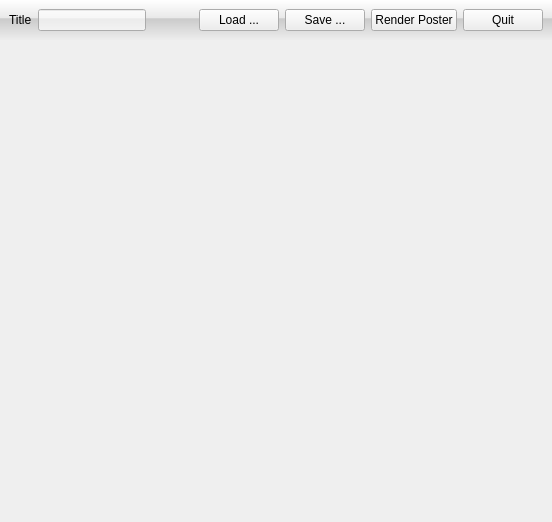
Qt form FotoWall.ui (enricoros/fotowall) before a commit.
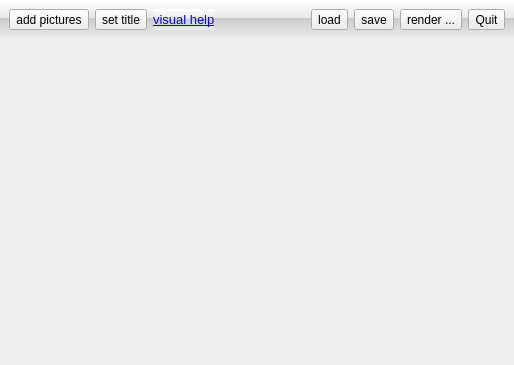
The same form after that commit. Icons and pictures are not drawn.

Commit message: Load pictures dialog, some bugfix (buttons visibility)

Diff of the .ui file:
```diff
--- a/FotoWall.ui
+++ b/FotoWall.ui
@@ -6,14 +6,14 @@
    <rect>
     <x>0</x>
     <y>0</y>
-    <width>552</width>
-    <height>522</height>
+    <width>514</width>
+    <height>365</height>
    </rect>
   </property>
   <property name="windowTitle">
    <string>FotoWall 0.3</string>
   </property>
-  <layout class="QVBoxLayout">
+  <layout class="QVBoxLayout" name="verticalLayout">
    <property name="spacing">
     <number>0</number>
    </property>
@@ -32,59 +32,36 @@
      </property>
      <layout class="QHBoxLayout">
       <item>
-       <widget class="QLabel" name="label">
-        <property name="styleSheet">
-         <string>background-color: transparent</string>
-        </property>
+       <widget class="QToolButton" name="addPictures">
         <property name="text">
-         <string>Title</string>
+         <string>add pictures</string>
         </property>
         <property name="buddy">
          <cstring>titleEdit</cstring>
         </property>
+        <property name="toolButtonStyle">
+         <enum>Qt::ToolButtonTextBesideIcon</enum>
+        </property>
        </widget>
       </item>
       <item>
-       <widget class="QLineEdit" name="titleEdit">
-        <property name="palette">
-         <palette>
-          <active>
-           <colorrole role="Base">
-            <brush brushstyle="SolidPattern">
-             <color alpha="160">
-              <red>255</red>
-              <green>255</green>
-              <blue>255</blue>
-             </color>
-            </brush>
-           </colorrole>
-          </active>
-          <inactive>
-           <colorrole role="Base">
-            <brush brushstyle="SolidPattern">
-             <color alpha="160">
-              <red>255</red>
-              <green>255</green>
-              <blue>255</blue>
-             </color>
-            </brush>
-           </colorrole>
-          </inactive>
-          <disabled>
-           <colorrole role="Base">
-            <brush brushstyle="SolidPattern">
-             <color alpha="255">
-              <red>255</red>
-              <green>255</green>
-              <blue>255</blue>
-             </color>
-            </brush>
-           </colorrole>
-          </disabled>
-         </palette>
+       <widget class="QToolButton" name="setTitle">
+        <property name="text">
+         <string>set title</string>
         </property>
+        <property name="toolButtonStyle">
+         <enum>Qt::ToolButtonTextBesideIcon</enum>
+        </property>
+       </widget>
+      </item>
+      <item>
+       <widget class="QLabel" name="helpLabel">
         <property name="text">
-         <string/>
+         <string>&lt;!DOCTYPE HTML PUBLIC &quot;-//W3C//DTD HTML 4.0//EN&quot; &quot;http://www.w3.org/TR/REC-html40/strict.dtd&quot;&gt;
+&lt;html&gt;&lt;head&gt;&lt;meta name=&quot;qrichtext&quot; content=&quot;1&quot; /&gt;&lt;style type=&quot;text/css&quot;&gt;
+p, li { white-space: pre-wrap; }
+&lt;/style&gt;&lt;/head&gt;&lt;body style=&quot; font-family:'Sans Serif'; font-size:10pt; font-weight:400; font-style:normal;&quot;&gt;
+&lt;p style=&quot; margin-top:0px; margin-bottom:0px; margin-left:0px; margin-right:0px; -qt-block-indent:0; text-indent:0px;&quot;&gt;&lt;a href=&quot;help&quot;&gt;&lt;span style=&quot; text-decoration: underline; color:#0000ff;&quot;&gt;visual help&lt;/span&gt;&lt;/a&gt;&lt;/p&gt;&lt;/body&gt;&lt;/html&gt;</string>
         </property>
        </widget>
       </item>
@@ -102,7 +79,7 @@
        </spacer>
       </item>
       <item>
-       <widget class="QPushButton" name="loadButton">
+       <widget class="QToolButton" name="loadButton">
         <property name="palette">
          <palette>
           <active>
@@ -141,12 +118,12 @@
          </palette>
         </property>
         <property name="text">
-         <string>Load ...</string>
+         <string>load</string>
         </property>
        </widget>
       </item>
       <item>
-       <widget class="QPushButton" name="saveButton">
+       <widget class="QToolButton" name="saveButton">
         <property name="palette">
          <palette>
           <active>
@@ -185,12 +162,12 @@
          </palette>
         </property>
         <property name="text">
-         <string>Save ...</string>
+         <string>save</string>
         </property>
        </widget>
       </item>
       <item>
-       <widget class="QPushButton" name="pngButton">
+       <widget class="QToolButton" name="pngButton">
         <property name="palette">
          <palette>
           <active>
@@ -229,12 +206,12 @@
          </palette>
         </property>
         <property name="text">
-         <string>Render Poster</string>
+         <string>render ...</string>
         </property>
        </widget>
       </item>
       <item>
-       <widget class="QPushButton" name="quitButton">
+       <widget class="QToolButton" name="quitButton">
         <property name="palette">
          <palette>
           <active>
```
Left out of the diff: 9 changed lines with no effect on the pictures. The commit also changes 5 other files.
